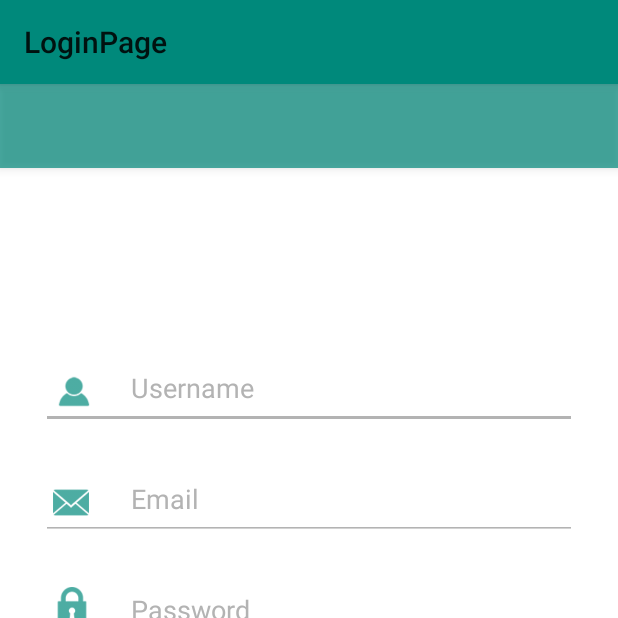
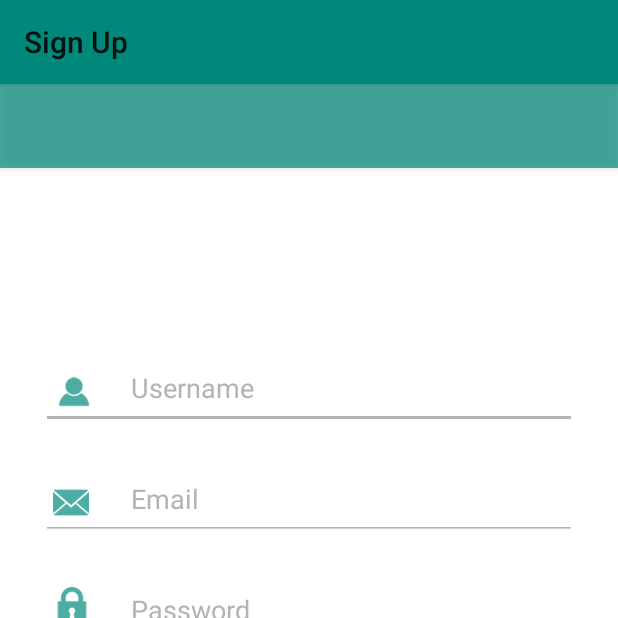
Before and after one commit to cnix3297/SimpleChefClone, an Android app: the screen it shows after launch (LoginActivity), after a tap on "Sign Up!", on a phone screen of 412 x 824 dp, the top half of it. Run offline under Robolectric (Android 15) with nearby library versions, the phone set to English and light mode, and no system bars; our stand-ins replace Firebase (no records; nobody signed in at launch, a user with empty details on screens opened directly); pictures from the network do not load; 3 statements that could not run were skipped.

```diff
--- a/app/src/main/java/com/example/simplechef/ui/login/SignUpFragment.java
+++ b/app/src/main/java/com/example/simplechef/ui/login/SignUpFragment.java
@@ -4,7 +4,6 @@ import android.os.Bundle;
 import android.support.annotation.NonNull;
 import android.support.annotation.Nullable;
 import android.support.v4.app.Fragment;
-import android.support.v4.app.FragmentActivity;
 
 import android.support.v7.app.AppCompatActivity;
 import android.support.v7.widget.Toolbar;
@@ -13,36 +12,45 @@ import android.view.LayoutInflater;
 import android.view.View;
 import android.view.ViewGroup;
 import android.widget.Button;
+import android.widget.EditText;
 import android.widget.ImageView;
-import android.widget.TextView;
 import android.widget.Toast;
 
 
 import com.example.simplechef.R;
 import com.example.simplechef.util.GlideApp;
 import com.google.android.gms.tasks.OnCompleteListener;
+import com.google.android.gms.tasks.OnFailureListener;
+import com.google.android.gms.tasks.OnSuccessListener;
 import com.google.android.gms.tasks.Task;
 import com.google.firebase.auth.AuthResult;
 import com.google.firebase.auth.FirebaseAuth;
 import com.google.firebase.auth.FirebaseUser;
+import com.google.firebase.firestore.DocumentReference;
+import com.google.firebase.firestore.FirebaseFirestore;
+
+import java.util.HashMap;
+import java.util.Map;
 
 import static android.support.constraint.Constraints.TAG;
 
 public class SignUpFragment extends Fragment {
 
     private Button buttonSignUp;
-    private TextView textViewEmail;
-    private TextView textViewPassword;
+    private EditText editTextEmail;
+    private EditText editTextPassword;
+    private EditText editTextUsername;
     private ImageView imageViewBackground;
     private Toolbar toolbar;
 
+    private FirebaseFirestore db;
     private FirebaseAuth mAuth;
 
     @Override
     public void onCreate(@Nullable Bundle savedInstanceState) {
         super.onCreate(savedInstanceState);
 
-
+        db = FirebaseFirestore.getInstance();
         mAuth = FirebaseAuth.getInstance();
     }
 
@@ -56,8 +64,8 @@ public class SignUpFragment extends Fragment {
 
         //Toolbar setup
         toolbar = (Toolbar) view.findViewById(R.id.toolbar);
-        /*((AppCompatActivity) getActivity()).setSupportActionBar(toolbar);*/
-        /*((AppCompatActivity) getActivity()).getSupportActionBar().setTitle("Sign Up");*/
+        ((AppCompatActivity) getActivity()).setSupportActionBar(toolbar);
+        ((AppCompatActivity) getActivity()).getSupportActionBar().setTitle("Sign Up");
 
         setupUiElements(view);
         setupImages(view);
@@ -66,8 +74,8 @@ public class SignUpFragment extends Fragment {
             @Override
             public void onClick(View view) {
 
-                String email = textViewEmail.getText().toString();
-                String password = textViewPassword.getText().toString();
+                String email = editTextEmail.getText().toString();
+                String password = editTextPassword.getText().toString();
 
                 createAccount(email, password);
 
@@ -89,14 +97,11 @@ public class SignUpFragment extends Fragment {
 
     private void setupUiElements(View view) {
 
-        // images
         imageViewBackground = (ImageView) view.findViewById(R.id.imageViewBackground);
-
-        //Back Button to Login Screen
-        buttonSignUp = (Button)view.findViewById(R.id.buttonSignUp);
-
-        textViewEmail = (TextView) view.findViewById(R.id.textViewEmail);
-        textViewPassword = (TextView) view.findViewById(R.id.textViewPassword);
+        buttonSignUp = view.findViewById(R.id.buttonSignUp);
+        editTextEmail = view.findViewById(R.id.textViewEmail);
+        editTextPassword = view.findViewById(R.id.textViewPassword);
+        editTextUsername = view.findViewById(R.id.editTextUsername);
 
     }
 
@@ -114,7 +119,13 @@ public class SignUpFragment extends Fragment {
                             // Sign in success, update UI with the signed-in user's information
                             Log.d(TAG, "createUserWithEmail:success");
                             FirebaseUser user = mAuth.getCurrentUser();
+
+                            String username = editTextUsername.getText().toString();
+                            String email = editTextEmail.getText().toString();
+                            addUserToDB(username, email);
+
                             ((LoginActivity)getActivity()).updateUI(user);
+
                         } else {
                             // If sign in fails, display a message to the user.
                             Log.w(TAG, "createUserWithEmail:failure", task.getException());
@@ -128,5 +139,27 @@ public class SignUpFragment extends Fragment {
                 });
     }
 
+    private void addUserToDB(String username, String email) {
+        Map<String, Object> user = new HashMap<>();
+        user.put("username", username);
+        user.put("email", email);
+
+        // Add a new document with a generated ID
+        db.collection("users")
+                .add(user)
+                .addOnSuccessListener(new OnSuccessListener<DocumentReference>() {
+                    @Override
+                    public void onSuccess(DocumentReference documentReference) {
+                        Log.d(TAG, "DocumentSnapshot added with ID: " + documentReference.getId());
+                    }
+                })
+                .addOnFailureListener(new OnFailureListener() {
+                    @Override
+                    public void onFailure(@NonNull Exception e) {
+                        Log.w(TAG, "Error adding document");
+                    }
+                });
+    }
+
 
 }
--- a/app/src/main/res/layout/signup_fragment.xml
+++ b/app/src/main/res/layout/signup_fragment.xml
@@ -35,7 +35,7 @@
         app:layout_constraintTop_toTopOf="parent" />
 
     <EditText
-        android:id="@+id/textViewUsername"
+        android:id="@+id/editTextUsername"
         android:layout_width="0dp"
         android:layout_height="wrap_content"
         android:layout_marginStart="27dp"
@@ -70,9 +70,9 @@
         android:layout_marginLeft="8dp"
         android:contentDescription="@null"
         android:visibility="visible"
-        app:layout_constraintBottom_toBottomOf="@+id/textViewUsername"
-        app:layout_constraintStart_toStartOf="@+id/textViewUsername"
-        app:layout_constraintTop_toTopOf="@+id/textViewUsername"
+        app:layout_constraintBottom_toBottomOf="@+id/editTextUsername"
+        app:layout_constraintStart_toStartOf="@+id/editTextUsername"
+        app:layout_constraintTop_toTopOf="@+id/editTextUsername"
         app:srcCompat="@drawable/home_user_icon_teal" />
 
     <EditText
@@ -137,7 +137,7 @@
         android:textSize="18sp"
         app:layout_constraintEnd_toEndOf="parent"
         app:layout_constraintStart_toStartOf="parent"
-        app:layout_constraintTop_toBottomOf="@+id/textViewUsername" />
+        app:layout_constraintTop_toBottomOf="@+id/editTextUsername" />
 
     <EditText
         android:id="@+id/textViewPassword"
```
